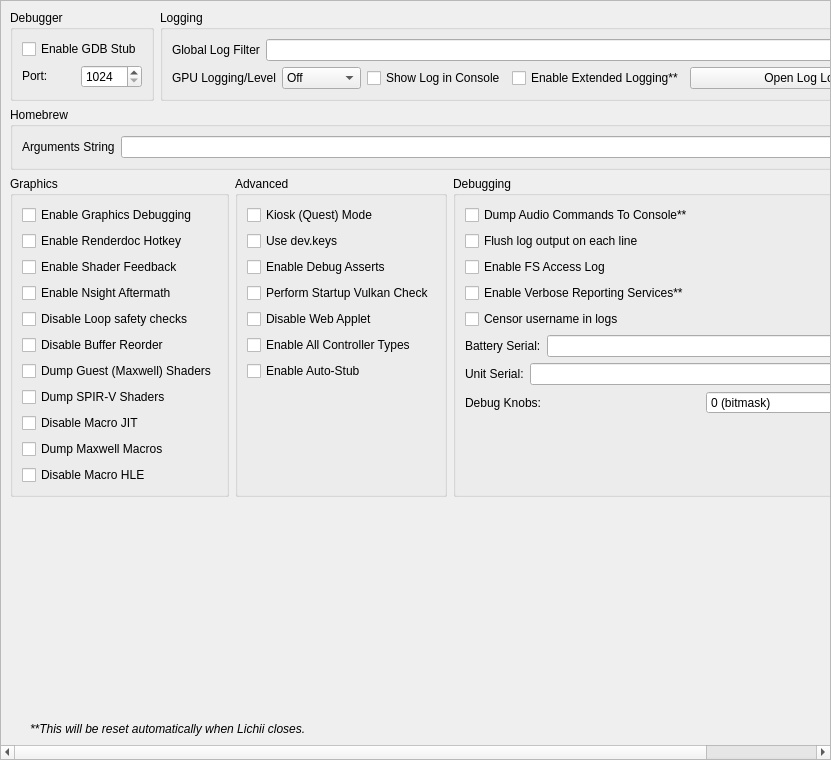
Above: src/lichii/configuration/configure_debug.ui from codyrainy-bit/TuttiFruchii before the change. Below: the same form after it.
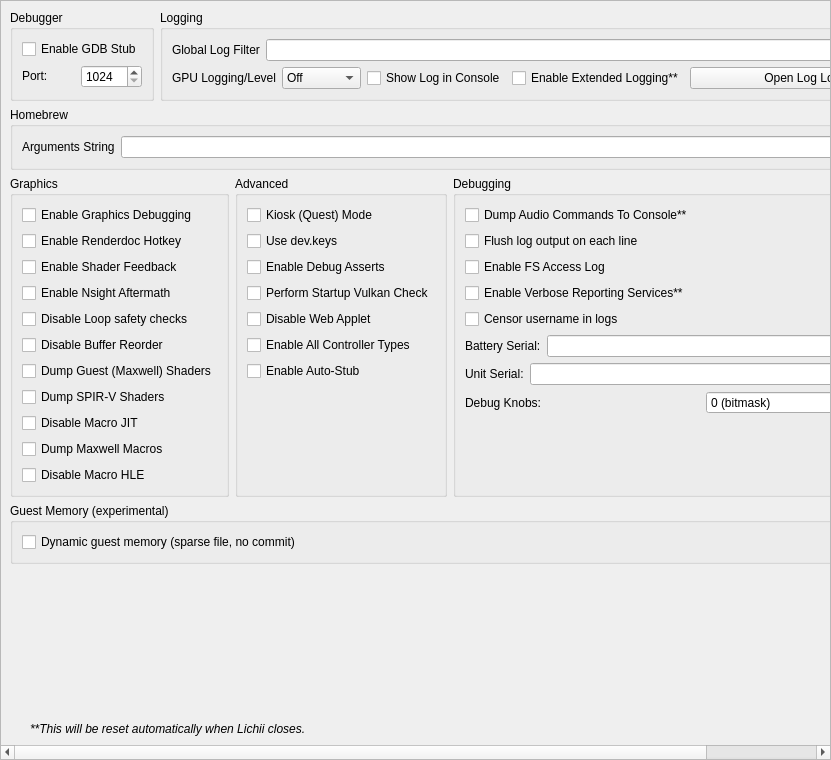
That is the form after the change.

Commit message: common: opt-in sparse-file backing for guest memory (stability patch v3)

```diff
--- a/src/lichii/configuration/configure_debug.ui
+++ b/src/lichii/configuration/configure_debug.ui
@@ -757,6 +757,25 @@
       </item>
      </layout>
     </item>
+    <item>
+     <widget class="QGroupBox" name="memory_group">
+      <property name="title">
+       <string>Guest Memory (experimental)</string>
+      </property>
+      <layout class="QVBoxLayout" name="memory_group_layout">
+       <item>
+        <widget class="QCheckBox" name="nx2_dynamic_memory">
+         <property name="toolTip">
+          <string>Windows only. Backs the guest's memory with a sparse temporary file instead of committing all of it (14 GiB for a Switch 2 game) when the game starts. Only useful when Windows runs out of commit (small or fixed page file): it does not lower RAM use, and under memory pressure Windows writes the game's memory to that file, which can stutter. Needs as much free space on the drive of the temporary folder. Takes effect the next time a game starts.</string>
+         </property>
+         <property name="text">
+          <string>Dynamic guest memory (sparse file, no commit)</string>
+         </property>
+        </widget>
+       </item>
+      </layout>
+     </widget>
+    </item>
     <item>
      <spacer name="verticalSpacer">
       <property name="orientation">
```
The commit also changes 3 other files.
